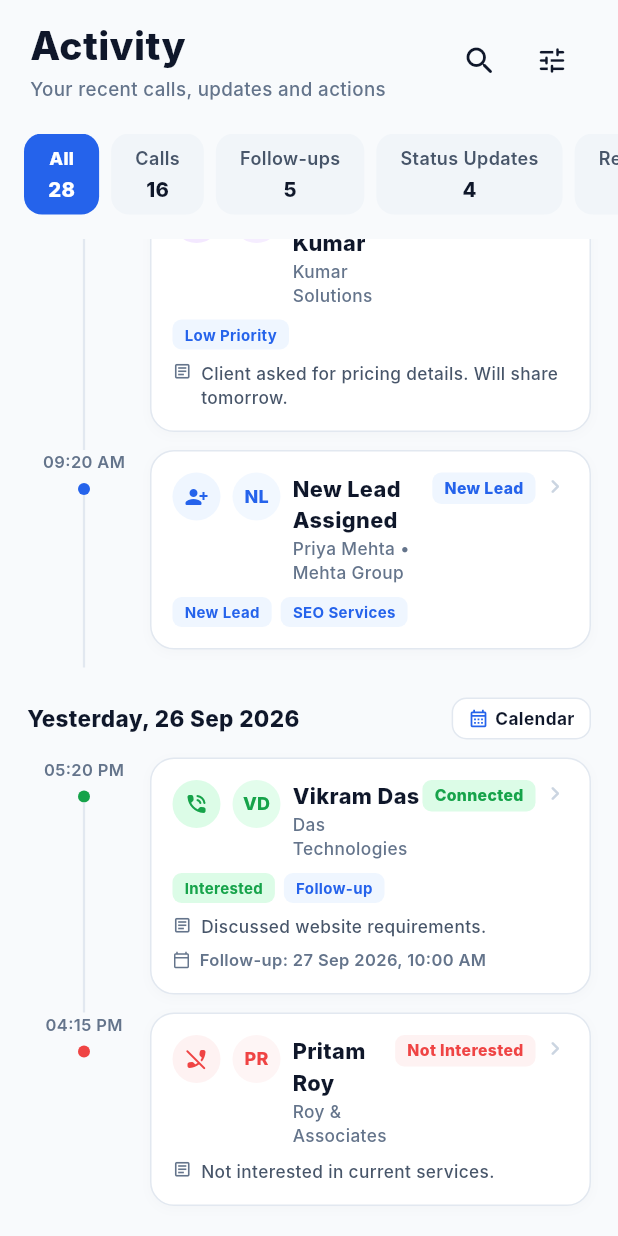
After one commit to wbsoumo/leadtriangle., a Flutter app: the ActivityScreen screen opened directly, scrolled down 647 dp, after a tap on the "search" icon, on a phone screen of 412 x 824 dp. The commit adds this screen. Run offline on Flutter 3.47's test engine with Material 3 defaults, Android fonts, the phone set to English and light mode, and no system bars; our stand-ins replace flutter_secure_storage, permission_handler; accounts and stored records are empty; network calls fail; Roboto replaces fonts that are missing (Inter).

Commit message:
Replace Follow-ups screen with Activity Timeline screen in bottom navigation bar and add backend activities API

```diff
--- /dev/null
+++ b/flutter_crm_app/lib/screens/activity_screen.dart
@@ -0,0 +1,592 @@
+import 'package:flutter/material.dart';
+import '../services/api_service.dart';
+import '../models/lead_model.dart';
+import 'lead_detail_screen.dart';
+
+class ActivityScreen extends StatefulWidget {
+  const ActivityScreen({super.key});
+
+  @override
+  State<ActivityScreen> createState() => _ActivityScreenState();
+}
+
+class _ActivityScreenState extends State<ActivityScreen> {
+  final ApiService _apiService = ApiService();
+
+  bool _isLoading = true;
+  String _selectedFilter = 'all'; // 'all', 'calls', 'followups', 'status_updates', 'remarks'
+
+  List<dynamic> _activities = [];
+  int _allCount = 28;
+  int _callsCount = 16;
+  int _followupsCount = 5;
+  int _statusUpdatesCount = 4;
+  int _remarksCount = 3;
+
+  @override
+  void initState() {
+    super.initState();
+    _loadActivities();
+  }
+
+  Future<void> _loadActivities() async {
+    setState(() => _isLoading = true);
+    try {
+      final res = await _apiService.fetchActivities(type: _selectedFilter);
+      if (res.isNotEmpty) {
+        if (res['activities'] != null) {
+          _activities = res['activities'] as List;
+        }
+        if (res['counts'] != null) {
+          final c = res['counts'];
+          _allCount = (c['all'] ?? 28) as int;
+          _callsCount = (c['calls'] ?? 16) as int;
+          _followupsCount = (c['followups'] ?? 5) as int;
+          _statusUpdatesCount = (c['status_updates'] ?? 4) as int;
+          _remarksCount = (c['remarks'] ?? 3) as int;
+        }
+      }
+    } catch (e) {
+      debugPrint('Error loading activities: $e');
+    } finally {
+      if (mounted) {
+        setState(() => _isLoading = false);
+      }
+    }
+  }
+
+  @override
+  Widget build(BuildContext context) {
+    return Scaffold(
+      backgroundColor: const Color(0xFFF8FAFC),
+      body: SafeArea(
+        child: RefreshIndicator(
+          onRefresh: _loadActivities,
+          child: Column(
+            crossAxisAlignment: CrossAxisAlignment.start,
+            children: [
+              // 1. Header Bar: Title "Activity" + Search & Filter Icons
+              Padding(
+                padding: const EdgeInsets.symmetric(horizontal: 20.0, vertical: 12.0),
+                child: Row(
+                  mainAxisAlignment: MainAxisAlignment.spaceBetween,
+                  children: [
+                    Column(
+                      crossAxisAlignment: CrossAxisAlignment.start,
+                      children: const [
+                        Text(
+                          'Activity',
+                          style: TextStyle(fontSize: 26, fontWeight: FontWeight.w800, color: Color(0xFF0F172A)),
+                        ),
+                        SizedBox(height: 2),
+                        Text(
+                          'Your recent calls, updates and actions',
+                          style: TextStyle(fontSize: 12.5, color: Color(0xFF64748B), fontWeight: FontWeight.w500),
+                        ),
+                      ],
+                    ),
+                    Row(
+                      children: [
+                        IconButton(
+                          icon: const Icon(Icons.search_rounded, color: Color(0xFF0F172A), size: 24),
+                          onPressed: () {},
+                        ),
+                        IconButton(
+                          icon: const Icon(Icons.tune_rounded, color: Color(0xFF0F172A), size: 22),
+                          onPressed: () {},
+                        ),
+                      ],
+                    ),
+                  ],
+                ),
+              ),
+              const SizedBox(height: 8),
+
+              // 2. Filter Pills Row (All, Calls, Follow-ups, Status Updates, Remarks)
+              SingleChildScrollView(
+                scrollDirection: Axis.horizontal,
+                padding: const EdgeInsets.symmetric(horizontal: 16.0),
+                child: Row(
+                  children: [
+                    _buildFilterPill('All', _allCount, 'all'),
+                    const SizedBox(width: 8),
+                    _buildFilterPill('Calls', _callsCount, 'calls'),
+                    const SizedBox(width: 8),
+                    _buildFilterPill('Follow-ups', _followupsCount, 'followups'),
+                    const SizedBox(width: 8),
+                    _buildFilterPill('Status Updates', _statusUpdatesCount, 'status_updates'),
+                    const SizedBox(width: 8),
+                    _buildFilterPill('Remarks', _remarksCount, 'remarks'),
+                  ],
+                ),
+              ),
+              const SizedBox(height: 16),
+
+              // 3. Activity Timeline List
+              Expanded(
+                child: _isLoading
+                    ? const Center(child: CircularProgressIndicator(color: Color(0xFF2563EB)))
+                    : _activities.isEmpty
+                        ? _buildMockActivityTimelineList()
+                        : _buildLiveActivityTimelineList(),
+              ),
+            ],
+          ),
+        ),
+      ),
+    );
+  }
+
+  Widget _buildFilterPill(String title, int count, String key) {
+    final isSelected = _selectedFilter == key;
+    return InkWell(
+      onTap: () {
+        setState(() {
+          _selectedFilter = key;
+          _loadActivities();
+        });
+      },
+      borderRadius: BorderRadius.circular(12),
+      child: Container(
+        padding: const EdgeInsets.symmetric(horizontal: 16, vertical: 8),
+        decoration: BoxDecoration(
+          color: isSelected ? const Color(0xFF2563EB) : const Color(0xFFF1F5F9),
+          borderRadius: BorderRadius.circular(12),
+        ),
+        child: Column(
+          mainAxisSize: MainAxisSize.min,
+          children: [
+            Text(
+              title,
+              style: TextStyle(
+                fontSize: 12,
+                fontWeight: isSelected ? FontWeight.w800 : FontWeight.w600,
+                color: isSelected ? Colors.white : const Color(0xFF475569),
+              ),
+            ),
+            const SizedBox(height: 2),
+            Text(
+              '$count',
+              style: TextStyle(
+                fontSize: 13.5,
+                fontWeight: FontWeight.w800,
+                color: isSelected ? Colors.white : const Color(0xFF0F172A),
+              ),
+            ),
+          ],
+        ),
+      ),
+    );
+  }
+
+  // Live Activity Timeline List
+  Widget _buildLiveActivityTimelineList() {
+    return ListView.builder(
+      padding: const EdgeInsets.symmetric(horizontal: 18.0, vertical: 8.0),
+      itemCount: _activities.length,
+      itemBuilder: (context, index) {
+        final item = _activities[index];
+        final showDateHeader = index == 0 || item['date_group'] != _activities[index - 1]['date_group'];
+
+        return Column(
+          crossAxisAlignment: CrossAxisAlignment.start,
+          children: [
+            if (showDateHeader) _buildDateHeader(item['date_group'] ?? 'Today, 27 Sep 2026'),
+            _buildTimelineItemRow(
+              time: item['time_formatted'] ?? '10:42 AM',
+              type: item['activity_type'] ?? 'call',
+              name: item['lead_name'] ?? 'Prospect Lead',
+              company: item['company_name'] ?? 'ABC Private Limited',
+              outcome: item['outcome_name'] ?? 'Connected',
+              priority: item['priority'] ?? 'High Priority',
+              remarks: item['remarks'],
+              followup: item['followup_schedule'],
+              leadId: item['lead_id'] is int ? item['lead_id'] : int.tryParse(item['lead_id'].toString()) ?? 1,
+              phone: item['mobile'] ?? '',
+              isLast: index == _activities.length - 1,
+            ),
+          ],
+        );
+      },
+    );
+  }
+
+  // Fallback Mock Activity Timeline (matching screenshot reference)
+  Widget _buildMockActivityTimelineList() {
+    return ListView(
+      padding: const EdgeInsets.symmetric(horizontal: 18.0, vertical: 8.0),
+      children: [
+        _buildDateHeader('Today, 27 Sep 2026'),
+        _buildTimelineItemRow(
+          time: '10:42 AM',
+          type: 'call',
+          name: 'Mark',
+          company: 'ABC Private Limited',
+          outcome: 'Connected',
+          priority: 'High Priority',
+          subTags: ['Interested', 'High Priority'],
+          remarks: 'Client is interested. Will share proposal tomorrow.',
+          followup: 'Follow-up: 28 Sep 2026, 11:00 AM',
+          leadId: 1,
+          phone: '9876543210',
+        ),
+        _buildTimelineItemRow(
+          time: '10:18 AM',
+          type: 'no_answer',
+          name: 'Rahul Sharma',
+          company: 'Sharma Enterprises',
+          outcome: 'No Answer',
+          priority: 'Medium Priority',
+          subTags: ['Retry Required', 'Medium Priority'],
+          remarks: 'Called 2 times. No response.',
+          followup: 'Follow-up: Today, 04:00 PM',
+          leadId: 2,
+          phone: '9876543211',
+        ),
+        _buildTimelineItemRow(
+          time: '09:52 AM',
+          type: 'busy',
+          name: 'Anita Patel',
+          company: 'Patel & Co',
+          outcome: 'Busy',
+          priority: 'Medium Priority',
+          subTags: ['Follow-up Today', 'Medium Priority'],
+          remarks: 'Discussed requirements. Will share brochure.',
+          followup: 'Follow-up: Today, 04:30 PM',
+          leadId: 3,
+          phone: '9876543212',
+        ),
+        _buildTimelineItemRow(
+          time: '09:35 AM',
+          type: 'remark',
+          name: 'Sandeep Kumar',
+          company: 'Kumar Solutions',
+          outcome: 'Remark Added',
+          priority: 'Low Priority',
+          subTags: ['Low Priority'],
+          remarks: 'Client asked for pricing details. Will share tomorrow.',
+          leadId: 4,
+          phone: '9876543213',
+        ),
+        _buildTimelineItemRow(
+          time: '09:20 AM',
+          type: 'assignment',
+          name: 'New Lead Assigned',
+          company: 'Priya Mehta • Mehta Group',
+          outcome: 'New Lead',
+          priority: 'Medium Priority',
+          subTags: ['New Lead', 'SEO Services'],
+          leadId: 5,
+          phone: '9876543214',
+        ),
+        const SizedBox(height: 12),
+        _buildDateHeader('Yesterday, 26 Sep 2026'),
+        _buildTimelineItemRow(
+          time: '05:20 PM',
+          type: 'call',
+          name: 'Vikram Das',
+          company: 'Das Technologies',
+          outcome: 'Connected',
+          priority: 'High Priority',
+          subTags: ['Interested', 'Follow-up'],
+          remarks: 'Discussed website requirements.',
+          followup: 'Follow-up: 27 Sep 2026, 10:00 AM',
+          leadId: 6,
+          phone: '9876543215',
+        ),
+        _buildTimelineItemRow(
+          time: '04:15 PM',
+          type: 'not_interested',
+          name: 'Pritam Roy',
+          company: 'Roy & Associates',
+          outcome: 'Not Interested',
+          priority: 'Low Priority',
+          remarks: 'Not interested in current services.',
+          leadId: 7,
+          phone: '9876543216',
+          isLast: true,
+        ),
+      ],
+    );
+  }
+
+  Widget _buildDateHeader(String dateText) {
+    return Padding(
+      padding: const EdgeInsets.only(top: 8.0, bottom: 12.0),
+      child: Row(
+        mainAxisAlignment: MainAxisAlignment.spaceBetween,
+        children: [
+          Text(
+            dateText,
+            style: const TextStyle(fontSize: 15, fontWeight: FontWeight.w800, color: Color(0xFF0F172A)),
+          ),
+          Container(
+            padding: const EdgeInsets.symmetric(horizontal: 10, vertical: 5),
+            decoration: BoxDecoration(
+              color: Colors.white,
+              borderRadius: BorderRadius.circular(10),
+              border: Border.all(color: const Color(0xFFE2E8F0)),
+            ),
+            child: Row(
+              children: const [
+                Icon(Icons.calendar_month_outlined, size: 14, color: Color(0xFF2563EB)),
+                SizedBox(width: 4),
+                Text('Calendar', style: TextStyle(fontSize: 11.5, fontWeight: FontWeight.w700, color: Color(0xFF0F172A))),
+              ],
+            ),
+          ),
+        ],
+      ),
+    );
+  }
+
+  Widget _buildTimelineItemRow({
+    required String time,
+    required String type,
+    required String name,
+    required String company,
+    required String outcome,
+    required String priority,
+    List<String>? subTags,
+    String? remarks,
+    String? followup,
+    required int leadId,
+    required String phone,
+    bool isLast = false,
+  }) {
+    IconData iconData = Icons.phone_in_talk_rounded;
+    Color iconBg = const Color(0xFFDCFCE7);
+    Color iconColor = const Color(0xFF16A34A);
+    Color outcomeBg = const Color(0xFFDCFCE7);
+    Color outcomeColor = const Color(0xFF16A34A);
+
+    final lowerOutcome = outcome.toLowerCase();
+    if (lowerOutcome.contains('no answer') || lowerOutcome.contains('missed')) {
+      iconData = Icons.phone_missed_rounded;
+      iconBg = const Color(0xFFFEE2E2);
+      iconColor = const Color(0xFFDC2626);
+      outcomeBg = const Color(0xFFFEE2E2);
+      outcomeColor = const Color(0xFFDC2626);
+    } else if (lowerOutcome.contains('busy')) {
+      iconData = Icons.phone_paused_rounded;
+      iconBg = const Color(0xFFFEF3C7);
+      iconColor = const Color(0xFFD97706);
+      outcomeBg = const Color(0xFFFEF3C7);
+      outcomeColor = const Color(0xFFD97706);
+    } else if (lowerOutcome.contains('remark')) {
+      iconData = Icons.article_outlined;
+      iconBg = const Color(0xFFF3E8FF);
+      iconColor = const Color(0xFF9333EA);
+      outcomeBg = const Color(0xFFF3E8FF);
+      outcomeColor = const Color(0xFF9333EA);
+    } else if (lowerOutcome.contains('new lead') || type == 'assignment') {
+      iconData = Icons.person_add_alt_1_rounded;
+      iconBg = const Color(0xFFEFF6FF);
+      iconColor = const Color(0xFF2563EB);
+      outcomeBg = const Color(0xFFEFF6FF);
+      outcomeColor = const Color(0xFF2563EB);
+    } else if (lowerOutcome.contains('not interested')) {
+      iconData = Icons.phone_disabled_rounded;
+      iconBg = const Color(0xFFFEF2F2);
+      iconColor = const Color(0xFFEF4444);
+      outcomeBg = const Color(0xFFFEF2F2);
+      outcomeColor = const Color(0xFFEF4444);
+    }
+
+    return IntrinsicHeight(
+      child: Row(
+        crossAxisAlignment: CrossAxisAlignment.stretch,
+        children: [
+          // Left Time & Vertical Line Node Column
+          SizedBox(
+            width: 76,
+            child: Column(
+              children: [
+                Text(
+                  time,
+                  style: const TextStyle(fontSize: 11, fontWeight: FontWeight.w600, color: Color(0xFF64748B)),
+                ),
+                const SizedBox(height: 6),
+                Container(
+                  width: 8,
+                  height: 8,
+                  decoration: BoxDecoration(color: iconColor, shape: BoxShape.circle),
+                ),
+                if (!isLast)
+                  Expanded(
+                    child: Container(
+                      width: 1.5,
+                      color: const Color(0xFFE2E8F0),
+                    ),
+                  ),
+              ],
+            ),
+          ),
+          const SizedBox(width: 6),
+
+          // Main Card Area
+          Expanded(
+            child: Container(
+              margin: const EdgeInsets.only(bottom: 12),
+              padding: const EdgeInsets.all(14),
+              decoration: BoxDecoration(
+                color: Colors.white,
+                borderRadius: BorderRadius.circular(16),
+                border: Border.all(color: const Color(0xFFE2E8F0)),
+                boxShadow: const [
+                  BoxShadow(color: Color(0x060F172A), blurRadius: 6, offset: Offset(0, 2)),
+                ],
+              ),
+              child: InkWell(
+                onTap: () {
+                  final lead = LeadModel(
+                    id: leadId,
+                    leadCode: 'L-$leadId',
+                    name: name,
+                    mobile: phone,
+                    companyName: company,
+                    statusName: outcome,
+                    statusColor: '#2563eb',
+                    priority: priority,
+                  );
+                  Navigator.push(context, MaterialPageRoute(builder: (_) => LeadDetailScreen(lead: lead)));
+                },
+                child: Column(
+                  crossAxisAlignment: CrossAxisAlignment.start,
+                  children: [
+                    // Top Header Row
+                    Row(
+                      crossAxisAlignment: CrossAxisAlignment.start,
+                      children: [
+                        // Icon Circle
+                        Container(
+                          width: 32,
+                          height: 32,
+                          decoration: BoxDecoration(color: iconBg, shape: BoxShape.circle),
+                          child: Icon(iconData, color: iconColor, size: 16),
+                        ),
+                        const SizedBox(width: 8),
+
+                        // Initials Avatar
+                        CircleAvatar(
+                          radius: 16,
+                          backgroundColor: iconBg.withOpacity(0.8),
+                          child: Text(_getInitials(name), style: TextStyle(fontSize: 12, fontWeight: FontWeight.w800, color: iconColor)),
+                        ),
+                        const SizedBox(width: 8),
+
+                        // Lead Info
+                        Expanded(
+                          child: Column(
+                            crossAxisAlignment: CrossAxisAlignment.start,
+                            children: [
+                              Text(name, style: const TextStyle(fontSize: 14.5, fontWeight: FontWeight.w800, color: Color(0xFF0F172A))),
+                              const SizedBox(height: 1),
+                              Text(company, style: const TextStyle(fontSize: 11.5, color: Color(0xFF64748B), fontWeight: FontWeight.w500)),
+                            ],
+                          ),
+                        ),
+
+                        // Outcome Badge Tag
+                        Container(
+                          padding: const EdgeInsets.symmetric(horizontal: 8, vertical: 3),
+                          decoration: BoxDecoration(
+                            color: outcomeBg,
+                            borderRadius: BorderRadius.circular(6),
+                          ),
+                          child: Text(
+                            outcome,
+                            style: TextStyle(fontSize: 10.5, fontWeight: FontWeight.w800, color: outcomeColor),
+                          ),
+                        ),
+                        const SizedBox(width: 4),
+                        const Icon(Icons.chevron_right_rounded, color: Color(0xFFCBD5E1), size: 18),
+                      ],
+                    ),
+
+                    // Sub-tag Pills Row
+                    if (subTags != null && subTags.isNotEmpty) ...[
+                      const SizedBox(height: 8),
+                      Wrap(
+                        spacing: 6,
+                        runSpacing: 4,
+                        children: subTags.map((t) {
+                          Color tagBg = const Color(0xFFEFF6FF);
+                          Color tagText = const Color(0xFF2563EB);
+                          if (t.contains('High')) {
+                            tagBg = const Color(0xFFDBEAFE);
+                            tagText = const Color(0xFF1D4ED8);
+                          } else if (t.contains('Medium')) {
+                            tagBg = const Color(0xFFFEF3C7);
+                            tagText = const Color(0xFFD97706);
+                          } else if (t.contains('Low')) {
+                            tagBg = const Color(0xFFEFF6FF);
+                            tagText = const Color(0xFF2563EB);
+                          } else if (t.contains('Interested')) {
+                            tagBg = const Color(0xFFDCFCE7);
+                            tagText = const Color(0xFF16A34A);
+                          } else if (t.contains('Retry')) {
+                            tagBg = const Color(0xFFFEE2E2);
+                            tagText = const Color(0xFFDC2626);
+                          }
+                          return Container(
+                            padding: const EdgeInsets.symmetric(horizontal: 8, vertical: 3),
+                            decoration: BoxDecoration(color: tagBg, borderRadius: BorderRadius.circular(6)),
+                            child: Text(t, style: TextStyle(fontSize: 10, fontWeight: FontWeight.w700, color: tagText)),
+                          );
+                        }).toList(),
+                      ),
+                    ],
+
+                    // Remarks Line
+                    if (remarks != null && remarks.isNotEmpty) ...[
+                      const SizedBox(height: 8),
+                      Row(
+                        crossAxisAlignment: CrossAxisAlignment.start,
+                        children: [
+                          const Icon(Icons.article_outlined, size: 13, color: Color(0xFF64748B)),
+                          const SizedBox(width: 6),
+                          Expanded(
+                            child: Text(
+                              remarks,
+                              style: const TextStyle(fontSize: 11.5, color: Color(0xFF475569), fontWeight: FontWeight.w500),
+                            ),
+                          ),
+                        ],
+                      ),
+                    ],
+
+                    // Follow-up Schedule Line
+                    if (followup != null && followup.isNotEmpty) ...[
+                      const SizedBox(height: 6),
+                      Row(
+                        children: [
+                          const Icon(Icons.calendar_today_outlined, size: 12, color: Color(0xFF64748B)),
+                          const SizedBox(width: 6),
+                          Text(
+                            followup,
+                            style: const TextStyle(fontSize: 11, color: Color(0xFF64748B), fontWeight: FontWeight.w600),
+                          ),
+                        ],
+                      ),
+                    ],
+                  ],
+                ),
+              ),
+            ),
+          ),
+        ],
+      ),
+    );
+  }
+
+  String _getInitials(String name) {
+    final parts = name.trim().split(' ');
+    if (parts.length >= 2) {
+      return '${parts[0][0]}${parts[1][0]}'.toUpperCase();
+    } else if (parts.isNotEmpty && parts[0].isNotEmpty) {
+      return parts[0].substring(0, parts[0].length >= 2 ? 2 : 1).toUpperCase();
+    }
+    return 'AC';
+  }
+}
--- a/flutter_crm_app/lib/screens/home_dashboard_screen.dart
+++ b/flutter_crm_app/lib/screens/home_dashboard_screen.dart
@@ -6,7 +6,7 @@ import 'lead_detail_screen.dart';
 import 'home_tab_screen.dart';
 import 'leads_list_screen.dart';
 import 'call_outcome_modal.dart';
-import 'followups_screen.dart';
+import 'activity_screen.dart';
 import 'profile_screen.dart';
 
 class HomeDashboardScreen extends StatefulWidget {
@@ -22,7 +22,7 @@ class _HomeDashboardScreenState extends State<HomeDashboardScreen> {
   final List<Widget> _tabs = [
     const HomeTabScreen(),
     const LeadsListScreen(),
-    const FollowupsScreen(),
+    const ActivityScreen(),
     const ProfileScreen(),
   ];
 
@@ -50,7 +50,7 @@ class _HomeDashboardScreenState extends State<HomeDashboardScreen> {
           items: const [
             BottomNavigationBarViewItem(icon: Icon(Icons.home_outlined), label: 'Home'),
             BottomNavigationBarViewItem(icon: Icon(Icons.people_alt_outlined), label: 'Leads'),
-            BottomNavigationBarViewItem(icon: Icon(Icons.calendar_today_outlined), label: 'Follow-ups'),
+            BottomNavigationBarViewItem(icon: Icon(Icons.access_time_rounded), label: 'Activity'),
             BottomNavigationBarViewItem(icon: Icon(Icons.person_outline_rounded), label: 'Profile'),
           ],
         ),
--- a/flutter_crm_app/lib/services/api_service.dart
+++ b/flutter_crm_app/lib/services/api_service.dart
@@ -206,6 +206,19 @@ class ApiService {
     }
   }
 
+  // Fetch Activity Timeline
+  Future<Map<String, dynamic>> fetchActivities({String type = 'all'}) async {
+    try {
+      final headers = await _getHeaders();
+      final res = await http.get(Uri.parse('$baseUrl/activities.php?type=$type'), headers: headers);
+      final data = jsonDecode(res.body);
+      if (data['success'] == true && data['data'] != null) {
+        return data['data'];
+      }
+    } catch (e) {}
+    return {};
+  }
+
   // Logout
   Future<void> logout() async {
     try {
```
Also changed, not shown: 1 other file.
